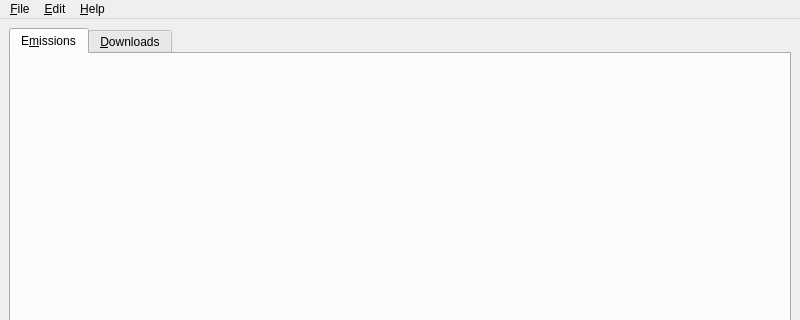
First picture: the form in toutvqt/dat/ui/main_window.ui, repository bvanheu/pytoutv, before the edit; both pictures show x 0 to 800 and y 0 to 320 of the 800 by 600 pixel window.
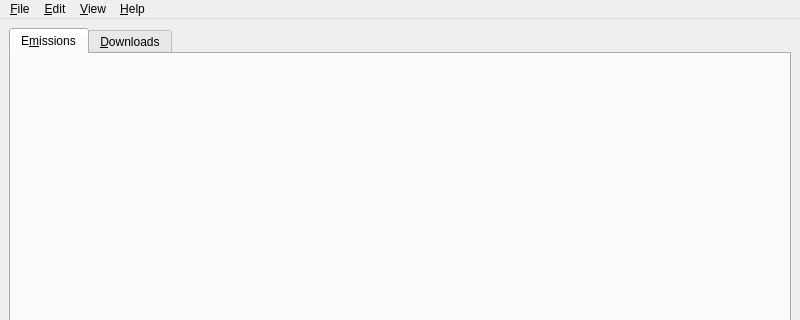
Second picture: the form after the edit.

Commit message: Qt: put "Refresh emissions" under "View" menu

The edit to the form file:
```diff
--- a/toutvqt/dat/ui/main_window.ui
+++ b/toutvqt/dat/ui/main_window.ui
@@ -43,7 +43,7 @@
      <x>0</x>
      <y>0</y>
      <width>800</width>
-     <height>20</height>
+     <height>23</height>
     </rect>
    </property>
    <widget class="QMenu" name="file_menu">
@@ -65,8 +65,15 @@
     </property>
     <addaction name="about_action"/>
    </widget>
+   <widget class="QMenu" name="view_menu">
+    <property name="title">
+     <string>&amp;View</string>
+    </property>
+    <addaction name="refresh_emissions_action"/>
+   </widget>
    <addaction name="file_menu"/>
    <addaction name="edit_menu"/>
+   <addaction name="view_menu"/>
    <addaction name="help_menu"/>
   </widget>
   <action name="quit_action">
```
Left out of the diff: 4 changed lines with no effect on the pictures.
